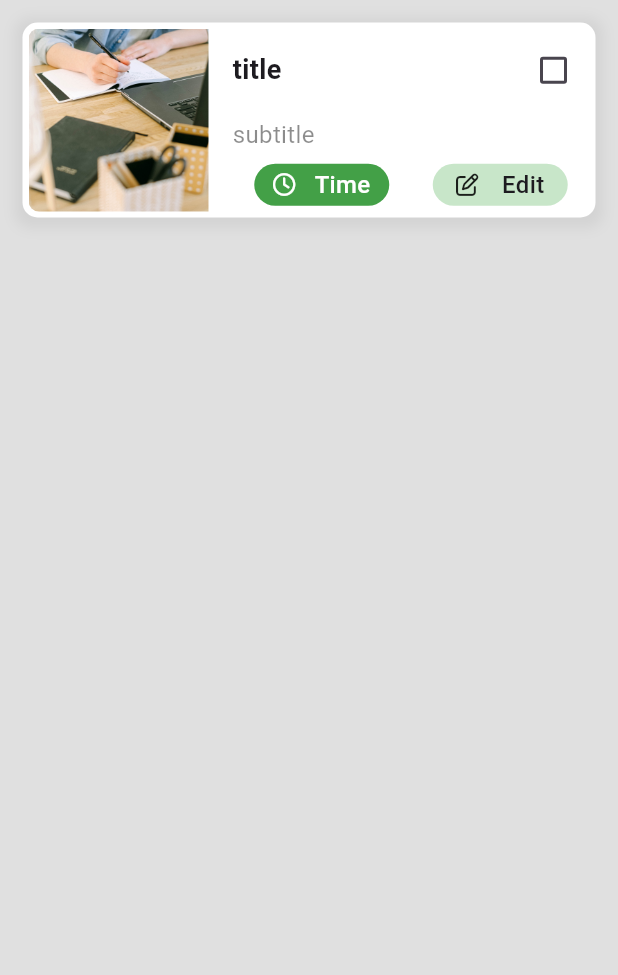
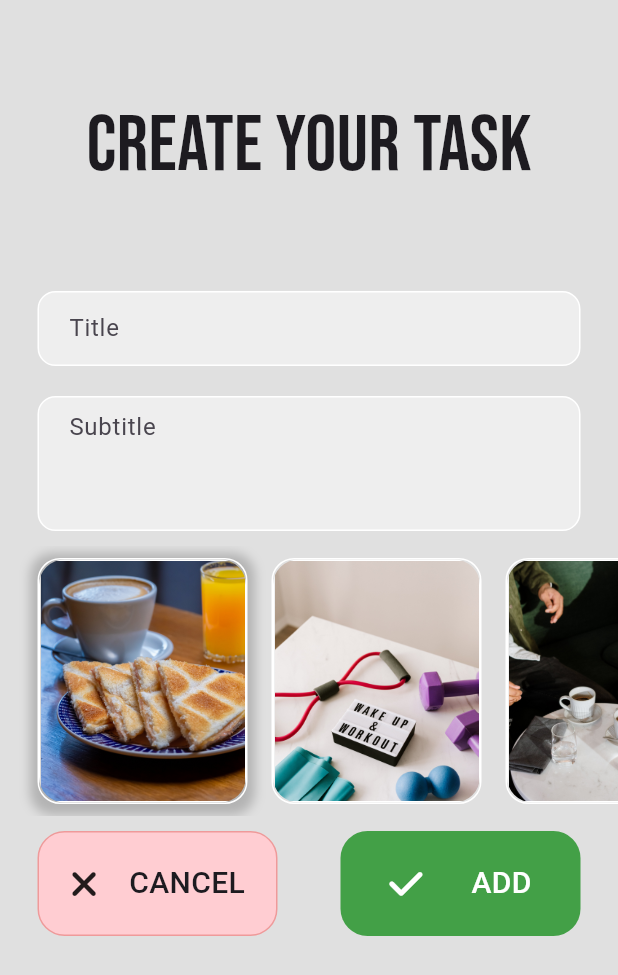
Before and after one commit to EugeniusStrong/j_note, a Flutter app: the screen it shows after launch, on a phone screen of 412 x 824 dp. Shown: the top 975 px of the screen. Run offline on Flutter 3.47's test engine with Material 2 defaults, Android fonts, the phone set to English and light mode, and no system bars; our stand-ins replace firebase_auth, firebase_core, font_awesome_flutter, google_fonts; accounts and stored records are empty.

Commit message:
Added screens for tasks

```diff
--- a/lib/auth_screens/login_screen.dart
+++ b/lib/auth_screens/login_screen.dart
@@ -53,7 +53,7 @@ class _LoginScreenState extends State<LoginScreen> {
                       width: double.infinity,
                       height: 300,
                       child: Image.asset(
-                        'assets/images/TODO-1.jpg',
+                        'assets/images_present/TODO-1.jpg',
                         fit: BoxFit.cover,
                       ),
                     ),
--- a/lib/auth_screens/register_screen.dart
+++ b/lib/auth_screens/register_screen.dart
@@ -71,7 +71,7 @@ class _RegisterScreenState extends State<RegisterScreen> {
                       width: double.infinity,
                       height: 300,
                       child: Image.asset(
-                        'assets/images/TODO-2.jpg',
+                        'assets/images_present/TODO-2.jpg',
                         fit: BoxFit.cover,
                       ),
                     ),
--- a/lib/main.dart
+++ b/lib/main.dart
@@ -1,6 +1,8 @@
 import 'package:firebase_core/firebase_core.dart';
 import 'package:flutter/material.dart';
 import 'package:j_note/firebase_options.dart';
+import 'package:j_note/note_screens/add_note.dart';
+import 'package:j_note/note_screens/note_list_screen.dart';
 import 'package:j_note/widgets/task_widget.dart';
 
 void main() async {
@@ -22,7 +24,7 @@ class MyApp extends StatelessWidget {
         useMaterial3: true,
       ),
       debugShowCheckedModeBanner: false,
-      home: const TaskWidget(),
+      home: const AddNote(),
     );
   }
 }
--- /dev/null
+++ b/lib/note_screens/add_note.dart
@@ -0,0 +1,216 @@
+import 'package:flutter/material.dart';
+import 'package:font_awesome_flutter/font_awesome_flutter.dart';
+import 'package:google_fonts/google_fonts.dart';
+
+class AddNote extends StatefulWidget {
+  const AddNote({super.key});
+
+  @override
+  State<AddNote> createState() => _AddNoteState();
+}
+
+class _AddNoteState extends State<AddNote> {
+  int imageIndex = 0;
+  late final TextEditingController _titleController;
+  late final TextEditingController _subtitleController;
+
+  @override
+  void initState() {
+    super.initState();
+    _titleController = TextEditingController();
+    _subtitleController = TextEditingController();
+  }
+
+  @override
+  void dispose() {
+    _titleController.clear();
+    _subtitleController.clear();
+    super.dispose();
+  }
+
+  @override
+  Widget build(BuildContext context) {
+    return Scaffold(
+      backgroundColor: Colors.grey[300],
+      body: SingleChildScrollView(
+        child: SafeArea(
+          child: Column(
+            children: [
+              const SizedBox(
+                height: 60,
+              ),
+              Center(
+                child: Text(
+                  'Create Your Task',
+                  style: GoogleFonts.bebasNeue(fontSize: 52),
+                ),
+              ),
+              const SizedBox(
+                height: 60,
+              ),
+              Padding(
+                padding: const EdgeInsets.symmetric(horizontal: 25),
+                child: Container(
+                  decoration: BoxDecoration(
+                    color: Colors.grey[200],
+                    borderRadius: BorderRadius.circular(12),
+                    border: Border.all(color: Colors.white),
+                  ),
+                  child: Padding(
+                    padding: const EdgeInsets.only(left: 20),
+                    child: TextField(
+                      controller: _titleController,
+                      decoration: const InputDecoration(
+                          border: InputBorder.none, hintText: 'Title'),
+                    ),
+                  ),
+                ),
+              ),
+              const SizedBox(
+                height: 20,
+              ),
+              Padding(
+                padding: const EdgeInsets.symmetric(horizontal: 25),
+                child: Container(
+                  decoration: BoxDecoration(
+                    color: Colors.grey[200],
+                    borderRadius: BorderRadius.circular(12),
+                    border: Border.all(color: Colors.white),
+                  ),
+                  child: Padding(
+                    padding: const EdgeInsets.only(left: 20),
+                    child: TextField(
+                      maxLines: 3,
+                      controller: _subtitleController,
+                      decoration: const InputDecoration(
+                          border: InputBorder.none, hintText: 'Subtitle'),
+                    ),
+                  ),
+                ),
+              ),
+              const SizedBox(
+                height: 10,
+              ),
+              SizedBox(
+                height: 180,
+                child: ListView.builder(
+                  itemCount: 5,
+                  padding: const EdgeInsets.only(left: 17),
+                  scrollDirection: Axis.horizontal,
+                  itemBuilder: (context, index) {
+                    return Container(
+                      width: 140,
+                      margin: const EdgeInsets.all(8),
+                      decoration: BoxDecoration(
+                        borderRadius: BorderRadius.circular(15),
+                        border: Border.all(
+                          width: 1,
+                          color: Colors.white,
+                        ),
+                        boxShadow: imageIndex == index
+                            ? [
+                                BoxShadow(
+                                  color: Colors.black.withOpacity(0.2),
+                                  spreadRadius: 5,
+                                  blurRadius: 5,
+                                  offset: const Offset(0, 2),
+                                )
+                              ]
+                            : null,
+                      ),
+                      child: Column(
+                        children: [
+                          Expanded(
+                            child: GestureDetector(
+                              child: ClipRRect(
+                                borderRadius: BorderRadius.circular(17),
+                                child: Container(
+                                  width: 140,
+                                  decoration: BoxDecoration(
+                                    border: Border.all(color: Colors.white),
+                                  ),
+                                  child: Image.asset(
+                                    'assets/images_actions/$index.jpg',
+                                    fit: BoxFit.cover,
+                                  ),
+                                ),
+                              ),
+                              onTap: () {
+                                setState(() {
+                                  imageIndex = index;
+                                });
+                              },
+                            ),
+                          ),
+                        ],
+                      ),
+                    );
+                  },
+                ),
+              ),
+              const SizedBox(
+                height: 10,
+              ),
+              Padding(
+                padding: const EdgeInsets.symmetric(horizontal: 25),
+                child: Row(
+                  mainAxisAlignment: MainAxisAlignment.spaceBetween,
+                  children: [
+                    Container(
+                      width: 160,
+                      height: 70,
+                      decoration: BoxDecoration(
+                        color: Colors.red[100],
+                        borderRadius: BorderRadius.circular(18),
+                        border: Border.all(color: Colors.red[200]!),
+                      ),
+                      child: const Row(
+                        mainAxisAlignment: MainAxisAlignment.spaceEvenly,
+                        children: [
+                          FaIcon(
+                            FontAwesomeIcons.xmark,
+                            size: 25,
+                          ),
+                          Text(
+                            'CANCEL',
+                            style: TextStyle(
+                                fontSize: 20, fontWeight: FontWeight.w500),
+                          ),
+                        ],
+                      ),
+                    ),
+                    Container(
+                      width: 160,
+                      height: 70,
+                      decoration: BoxDecoration(
+                        color: Colors.green[600],
+                        borderRadius: BorderRadius.circular(18),
+                      ),
+                      child: const Row(
+                        mainAxisAlignment: MainAxisAlignment.spaceEvenly,
+                        children: [
+                          FaIcon(
+                            FontAwesomeIcons.check,
+                            size: 25,
+                            color: Colors.white,
+                          ),
+                          Text(
+                            'ADD',
+                            style: TextStyle(
+                                color: Colors.white,
+                                fontSize: 20,
+                                fontWeight: FontWeight.w500),
+                          ),
+                        ],
+                      ),
+                    ),
+                  ],
+                ),
+              ),
+            ],
+          ),
+        ),
+      ),
+    );
+  }
+}
--- a/lib/note_screens/note_list_screen.dart
+++ b/lib/note_screens/note_list_screen.dart
@@ -1,15 +1,54 @@
 import 'package:flutter/material.dart';
+import 'package:flutter/rendering.dart';
+import 'package:font_awesome_flutter/font_awesome_flutter.dart';
+import 'package:j_note/widgets/task_widget.dart';
 
-class NoteListScreen extends StatelessWidget {
+class NoteListScreen extends StatefulWidget {
   const NoteListScreen({super.key});
 
   @override
+  State<NoteListScreen> createState() => _NoteListScreenState();
+}
+
+bool show = true;
+
+class _NoteListScreenState extends State<NoteListScreen> {
+  @override
   Widget build(BuildContext context) {
-    return const Scaffold(
-      body: Center(
-        child: Text(
-          'YES!!!',
-          style: TextStyle(color: Colors.black),
+    return Scaffold(
+      backgroundColor: Colors.grey[300],
+      floatingActionButton: Visibility(
+        visible: show,
+        child: FloatingActionButton(
+          backgroundColor: Colors.deepPurple,
+          onPressed: () {},
+          child: const FaIcon(
+            FontAwesomeIcons.plus,
+            color: Colors.white,
+          ),
+        ),
+      ),
+      body: SafeArea(
+        child: NotificationListener<UserScrollNotification>(
+          onNotification: (notification) {
+            if (notification.direction == ScrollDirection.forward) {
+              setState(() {
+                show = true;
+              });
+            }
+            if (notification.direction == ScrollDirection.reverse) {
+              setState(() {
+                show = false;
+              });
+            }
+            return true;
+          },
+          child: ListView.builder(
+            itemCount: 10,
+            itemBuilder: (context, index) {
+              return const TaskWidget();
+            },
+          ),
         ),
       ),
     );
--- a/lib/widgets/task_widget.dart
+++ b/lib/widgets/task_widget.dart
@@ -13,10 +13,7 @@ bool isDone = false;
 class _TaskWidgetState extends State<TaskWidget> {
   @override
   Widget build(BuildContext context) {
-    return Scaffold(
-      backgroundColor: Colors.grey[300],
-      body: SafeArea(
-        child: Padding(
+    return Padding(
       padding: const EdgeInsets.all(15),
       child: Container(
         width: double.infinity,
@@ -55,8 +52,7 @@ class _TaskWidgetState extends State<TaskWidget> {
                               fontSize: 18, fontWeight: FontWeight.bold),
                         ),
                         Checkbox(
-                              fillColor:
-                                  MaterialStateProperty.resolveWith<Color?>(
+                          fillColor: MaterialStateProperty.resolveWith<Color?>(
                             (Set<MaterialState> states) {
                               if (states.contains(MaterialState.selected)) {
                                 return Colors.green;
@@ -90,8 +86,7 @@ class _TaskWidgetState extends State<TaskWidget> {
                             borderRadius: BorderRadius.circular(18),
                           ),
                           child: const Row(
-                                mainAxisAlignment:
-                                    MainAxisAlignment.spaceEvenly,
+                            mainAxisAlignment: MainAxisAlignment.spaceEvenly,
                             children: [
                               FaIcon(
                                 FontAwesomeIcons.clock,
@@ -108,9 +103,6 @@ class _TaskWidgetState extends State<TaskWidget> {
                             ],
                           ),
                         ),
-                            // const SizedBox(
-                            //   width: 40,
-                            // ),
                         Container(
                           width: 90,
                           height: 28,
@@ -119,8 +111,7 @@ class _TaskWidgetState extends State<TaskWidget> {
                             borderRadius: BorderRadius.circular(18),
                           ),
                           child: const Row(
-                                mainAxisAlignment:
-                                    MainAxisAlignment.spaceEvenly,
+                            mainAxisAlignment: MainAxisAlignment.spaceEvenly,
                             children: [
                               FaIcon(
                                 FontAwesomeIcons.penToSquare,
@@ -129,8 +120,7 @@ class _TaskWidgetState extends State<TaskWidget> {
                               Text(
                                 'Edit',
                                 style: TextStyle(
-                                        fontSize: 16,
-                                        fontWeight: FontWeight.w500),
+                                    fontSize: 16, fontWeight: FontWeight.w500),
                               ),
                             ],
                           ),
@@ -142,8 +132,6 @@ class _TaskWidgetState extends State<TaskWidget> {
               ),
             )
           ],
-            ),
-          ),
         ),
       ),
     );
--- a/pubspec.yaml
+++ b/pubspec.yaml
@@ -66,7 +66,8 @@ flutter:
 
   # To add assets to your application, add an assets section, like this:
   assets:
-    - assets/images/
+    - assets/images_present/
+    - assets/images_actions/
   #   - images/a_dot_ham.jpeg
 
   # An image asset can refer to one or more resolution-specific "variants", see
```
Also changed, not shown: assets/images/TODO-1.jpg (deleted), assets/images/TODO-2.jpg (deleted), assets/images/TODO-3.jpg (deleted), assets/images_actions/0.jpg (added), assets/images_actions/1.jpg (added), assets/images_actions/2.jpg (added), 4 other files. Lines whose indentation alone changed are shown as unchanged.
